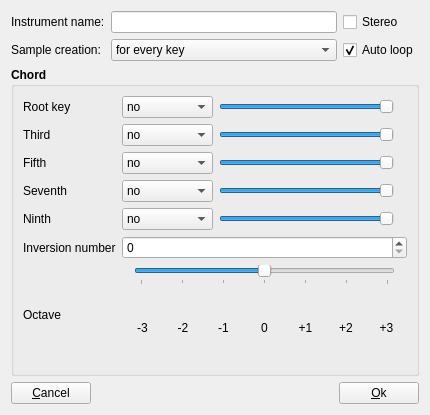
Above: sources/editor/tools/chords/toolchords_gui.ui from davy7125/polyphone before the change. Below: the same form after it.
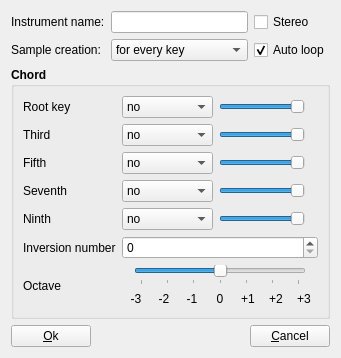
That is the form after the change.

Commit message:
Dialog buttons
Ok is left, cancel is right, default is ok

```diff
--- a/sources/editor/tools/chords/toolchords_gui.ui
+++ b/sources/editor/tools/chords/toolchords_gui.ui
@@ -6,8 +6,8 @@
    <rect>
     <x>0</x>
     <y>0</y>
-    <width>430</width>
-    <height>415</height>
+    <width>341</width>
+    <height>358</height>
    </rect>
   </property>
   <property name="windowTitle">
@@ -694,9 +694,9 @@
    <item>
     <layout class="QHBoxLayout" name="horizontalLayout">
      <item>
-      <widget class="QPushButton" name="pushCancel">
+      <widget class="QPushButton" name="pushOk">
        <property name="text">
-        <string>&amp;Cancel</string>
+        <string>&amp;Ok</string>
        </property>
       </widget>
      </item>
@@ -714,9 +714,9 @@
       </spacer>
      </item>
      <item>
-      <widget class="QPushButton" name="pushOk">
+      <widget class="QPushButton" name="pushCancel">
        <property name="text">
-        <string>&amp;Ok</string>
+        <string>&amp;Cancel</string>
        </property>
       </widget>
      </item>
```
Left out of the diff: 20 changed lines with no effect on the pictures. The commit also changes 22 other files.
